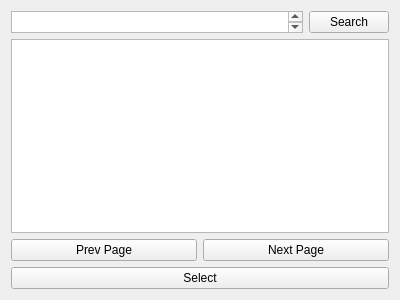
Before: the Qt Designer form selectmusic.ui in turtle11311/just-beat-it, drawn with Qt 5.
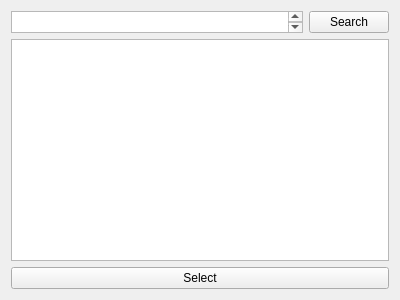
After: the same form once the commit is applied.

The edit to the form file:
```diff
--- a/selectmusic.ui
+++ b/selectmusic.ui
@@ -22,7 +22,7 @@
   <property name="autoFillBackground">
    <bool>false</bool>
   </property>
-  <layout class="QVBoxLayout" name="verticalLayout" stretch="2,10,1,0">
+  <layout class="QVBoxLayout" name="verticalLayout" stretch="2,10,0">
    <item>
     <layout class="QHBoxLayout" name="horizontalLayout_2" stretch="0,0">
      <item>
@@ -48,25 +48,7 @@
     <widget class="QListView" name="searchResultView"/>
    </item>
    <item>
-    <layout class="QHBoxLayout" name="horizontalLayout">
-     <item>
-      <widget class="QPushButton" name="prevButton">
-       <property name="text">
-        <string>Prev Page</string>
-       </property>
-      </widget>
-     </item>
-     <item>
-      <widget class="QPushButton" name="nextButton">
-       <property name="text">
-        <string>Next Page</string>
-       </property>
-      </widget>
-     </item>
-    </layout>
-   </item>
-   <item>
-    <widget class="QPushButton" name="pushButton">
+    <widget class="QPushButton" name="selectMusicButton">
      <property name="text">
       <string>Select</string>
      </property>
```
Left out of the diff: 2 changed lines with no effect on the pictures.
